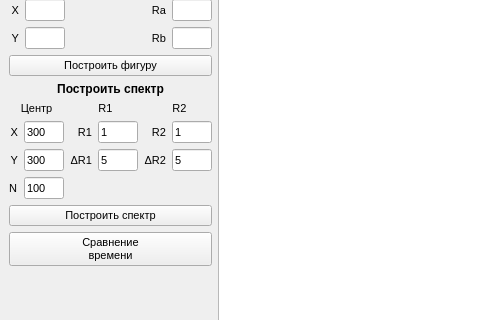
Before: the Qt Designer form lab_04/mainwindow.ui in AskaryanKarine/BMSTU-CG, drawn with Qt 5; both pictures show x 0 to 480 and y 179 to 499 of the 904 by 660 pixel window.
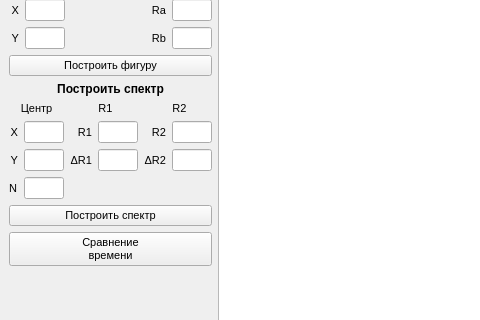
After: the same form once the commit is applied.

What changed in the file:
```diff
--- a/lab_04/mainwindow.ui
+++ b/lab_04/mainwindow.ui
@@ -508,7 +508,7 @@
                  </size>
                 </property>
                 <property name="text">
-                 <string>300</string>
+                 <string/>
                 </property>
                </widget>
               </item>
@@ -535,7 +535,7 @@
                  </size>
                 </property>
                 <property name="text">
-                 <string>300</string>
+                 <string/>
                 </property>
                </widget>
               </item>
@@ -588,7 +588,7 @@
                  </size>
                 </property>
                 <property name="text">
-                 <string>1</string>
+                 <string/>
                 </property>
                </widget>
               </item>
@@ -615,7 +615,7 @@
                  </size>
                 </property>
                 <property name="text">
-                 <string>5</string>
+                 <string/>
                 </property>
                </widget>
               </item>
@@ -668,7 +668,7 @@
                  </size>
                 </property>
                 <property name="text">
-                 <string>1</string>
+                 <string/>
                 </property>
                </widget>
               </item>
@@ -695,7 +695,7 @@
                  </size>
                 </property>
                 <property name="text">
-                 <string>5</string>
+                 <string/>
                 </property>
                </widget>
               </item>
@@ -746,7 +746,7 @@
                </size>
               </property>
               <property name="text">
-               <string>100</string>
+               <string/>
               </property>
              </widget>
             </item>
```
